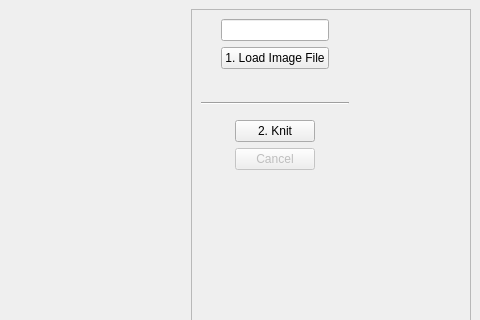
AllYarnsAreBeautiful/ayab-desktop, file src/main/python/ayab/main_gui.ui: the form before one commit; both pictures show x 528 to 1008 and y 0 to 320 of the 1008 by 900 pixel window.
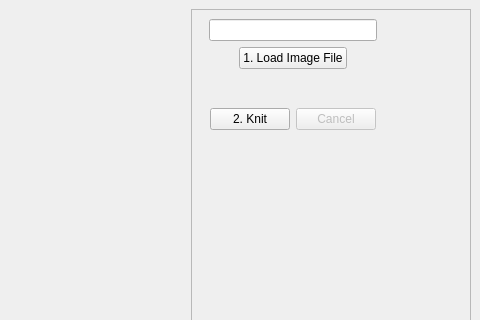
The form after the commit.

Diff of the .ui file:
```diff
--- a/src/main/python/ayab/main_gui.ui
+++ b/src/main/python/ayab/main_gui.ui
@@ -150,7 +150,7 @@
               </property>
               <property name="sizeHint" stdset="0">
                <size>
-                <width>20</width>
+                <width>8</width>
                 <height>20</height>
                </size>
               </property>
@@ -179,7 +179,7 @@
               </property>
               <property name="sizeHint" stdset="0">
                <size>
-                <width>20</width>
+                <width>8</width>
                 <height>20</height>
                </size>
               </property>
@@ -211,23 +211,9 @@
            <property name="sizeConstraint">
             <enum>QLayout::SetMaximumSize</enum>
            </property>
-           <item>
-            <widget class="Line" name="line">
-             <property name="orientation">
-              <enum>Qt::Horizontal</enum>
-             </property>
-            </widget>
-           </item>
           </layout>
          </widget>
         </item>
-        <item>
-         <widget class="Line" name="line_2">
-          <property name="orientation">
-           <enum>Qt::Horizontal</enum>
-          </property>
-         </widget>
-        </item>
         <item alignment="Qt::AlignHCenter">
          <widget class="QWidget" name="widget_knitcontrol" native="true">
           <property name="enabled">
@@ -239,7 +225,7 @@
             <verstretch>0</verstretch>
            </sizepolicy>
           </property>
-          <layout class="QVBoxLayout" name="vertical_layout_3">
+          <layout class="QHBoxLayout" name="layout_3">
            <property name="sizeConstraint">
             <enum>QLayout::SetMaximumSize</enum>
            </property>
```
